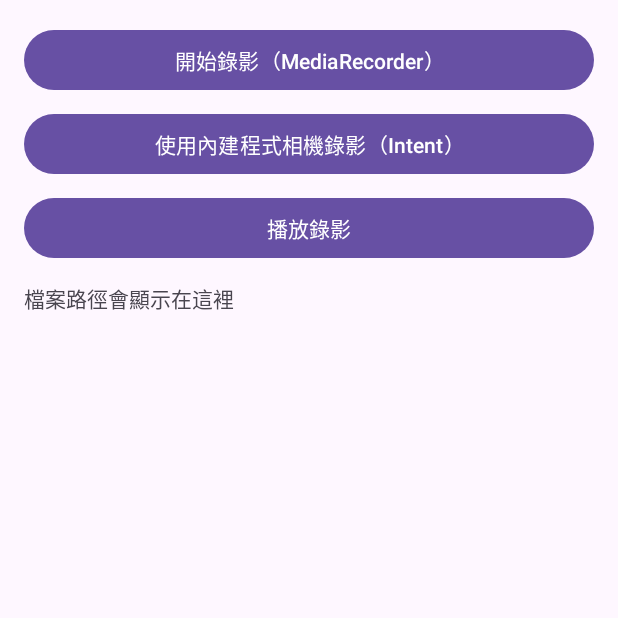
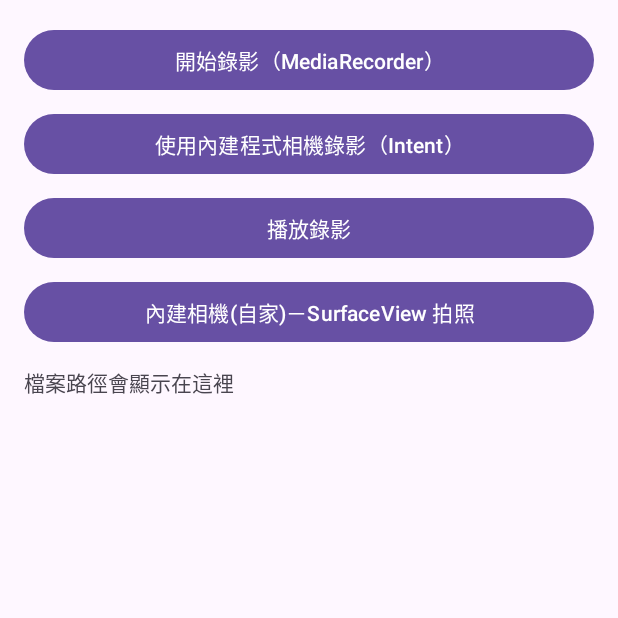
Before and after one commit to Chien-yunchen/Embedded_Group08, an Android app: the screen it shows after launch (MainActivity), on a phone screen of 412 x 824 dp, the top half of it. Run offline under Robolectric (Android 15) with nearby library versions, the phone set to English and light mode, and no system bars.

Commit message:
Lab05: 新增自家拍照功能(CameraView + activity_cameraview.xml)，整合 MainActivity/Manifest，調整 Gradle 設定

```diff
--- a/Lab05_Group08/app/src/main/java/com/example/lab05_group08/MainActivity.java
+++ b/Lab05_Group08/app/src/main/java/com/example/lab05_group08/MainActivity.java
@@ -1,10 +1,10 @@
 package com.example.lab05_group08;
 
 import android.Manifest;
-import android.content.ClipData;                         // ★★ 新增
+import android.content.ClipData;
 import android.content.Intent;
-import android.content.pm.PackageManager;              // ★★ 新增
-import android.content.pm.ResolveInfo;                 // ★★ 新增
+import android.content.pm.PackageManager;
+import android.content.pm.ResolveInfo;
 import android.net.Uri;
 import android.os.Bundle;
 import android.os.Environment;
@@ -15,22 +15,23 @@ import android.widget.Toast;
 
 import androidx.activity.result.ActivityResultLauncher;
 import androidx.activity.result.contract.ActivityResultContracts;
-import androidx.annotation.Nullable;
 import androidx.appcompat.app.AppCompatActivity;
-import androidx.core.content.FileProvider;              // ★★ 新增
+import androidx.core.content.FileProvider;
 
 import java.io.File;
-import java.util.List;                                 // ★★ 新增
+import java.util.List;
 
 public class MainActivity extends AppCompatActivity {
 
     public static final String EXTRA_LAST_PATH = "last_path";
+
     private TextView txtPath;
 
-    private File systemCamOutput;       // 給系統相機 Intent 用（實體檔案）
-    private Uri systemCamOutputUri;     // ★★ 新增：對應的 content:// URI
+    // 系統相機錄影的輸出位置
+    private File systemCamOutput;
+    private Uri systemCamOutputUri;
 
-    // 啟動內建錄影頁（VideoRecorder），並接收錄影結果
+    // 啟動「自家錄影頁」並接收輸出路徑
     private final ActivityResultLauncher<Intent> builtInRecorderLauncher =
             registerForActivityResult(new ActivityResultContracts.StartActivityForResult(), r -> {
                 if (r.getResultCode() == RESULT_OK && r.getData() != null) {
@@ -41,7 +42,7 @@ public class MainActivity extends AppCompatActivity {
                 }
             });
 
-    // 權限請求完成後，開啟錄影頁
+    // 要錄影需要 CAMERA + RECORD_AUDIO
     private final ActivityResultLauncher<String[]> permissionLauncher =
             registerForActivityResult(new ActivityResultContracts.RequestMultiplePermissions(), result -> {
                 boolean cam = Boolean.TRUE.equals(result.get(Manifest.permission.CAMERA));
@@ -53,17 +54,15 @@ public class MainActivity extends AppCompatActivity {
                 }
             });
 
-    // 啟動系統相機錄影（指定 EXTRA_OUTPUT）
+    // 系統相機錄影（帶 EXTRA_OUTPUT）
     private final ActivityResultLauncher<Intent> systemCamLauncher =
             registerForActivityResult(new ActivityResultContracts.StartActivityForResult(), r -> {
                 if (r.getResultCode() == RESULT_OK) {
-                    // 指定了 EXTRA_OUTPUT，通常 data 為 null；直接用我們自己保存的 URI
                     if (systemCamOutputUri != null) {
                         txtPath.setText(systemCamOutputUri.toString());
                     } else if (r.getData() != null && r.getData().getData() != null) {
                         txtPath.setText(r.getData().getData().toString());
                     } else if (systemCamOutput != null) {
-                        // 最後保底（理論上不會走到）：檔案路徑字串
                         txtPath.setText(systemCamOutput.getAbsolutePath());
                     }
                 } else {
@@ -72,62 +71,70 @@ public class MainActivity extends AppCompatActivity {
             });
 
     @Override
-    protected void onCreate(@Nullable Bundle savedInstanceState) {
+    protected void onCreate(Bundle savedInstanceState) {
         super.onCreate(savedInstanceState);
         setContentView(R.layout.activity_main);
+
         txtPath = findViewById(R.id.txtPath);
 
         Button btnBuiltIn = findViewById(R.id.btnBuiltIn);
         Button btnSystem = findViewById(R.id.btnSystemCam);
         Button btnPlay = findViewById(R.id.btnPlay);
+        Button btnSurfacePhoto = findViewById(R.id.btnSurfacePhoto);
 
-        // 內建錄影（MediaRecorder）
-        btnBuiltIn.setOnClickListener(v -> {
-            permissionLauncher.launch(new String[]{
-                    Manifest.permission.CAMERA,
-                    Manifest.permission.RECORD_AUDIO
-            });
-        });
+        // 內建錄影（MediaRecorder + SurfaceView）
+        btnBuiltIn.setOnClickListener(v ->
+                permissionLauncher.launch(new String[]{
+                        Manifest.permission.CAMERA,
+                        Manifest.permission.RECORD_AUDIO
+                })
+        );
 
-        // 系統相機錄影（★ FileProvider 版本）
+        // 系統相機錄影（Intent）
         btnSystem.setOnClickListener(v -> {
             Intent intent = new Intent(MediaStore.ACTION_VIDEO_CAPTURE);
 
-            // 1) 準備輸出檔案：/Android/data/<pkg>/files/Movies/xxx.mp4
+            // 準備輸出檔案：app 專屬外部目錄（免 WRITE_EXTERNAL_STORAGE）
             File dir = getExternalFilesDir(Environment.DIRECTORY_MOVIES);
             if (dir != null && !dir.exists()) dir.mkdirs();
             systemCamOutput = new File(dir, "syscam_" + System.currentTimeMillis() + ".mp4");
 
-            // 2) 透過 FileProvider 產生 content:// URI（authority 要與 Manifest 一致）
+            // 產生 content:// URI（要和 Manifest 的 authorities 一致：${applicationId}.fileprovider）
             systemCamOutputUri = FileProvider.getUriForFile(
                     this,
-                    getPackageName() + ".fileprovider", // 若 Manifest 用 ${applicationId}.fileprovider，這裡就用 getPackageName()+".fileprovider"
+                    getPackageName() + ".fileprovider",
                     systemCamOutput
             );
 
-            // 3) 指定輸出位置 + 授權
+            // 指定輸出與授權
             intent.putExtra(MediaStore.EXTRA_OUTPUT, systemCamOutputUri);
-            intent.setClipData(ClipData.newRawUri(null, systemCamOutputUri)); // 部分機型會依此授權
+            intent.setClipData(ClipData.newRawUri(null, systemCamOutputUri));
             intent.addFlags(Intent.FLAG_GRANT_WRITE_URI_PERMISSION | Intent.FLAG_GRANT_READ_URI_PERMISSION);
 
-            // 4) 更保險：逐一授權給所有可處理此 Intent 的相機活動
-            List<ResolveInfo> resInfoList = getPackageManager().queryIntentActivities(intent, PackageManager.MATCH_DEFAULT_ONLY);
-            for (ResolveInfo resolveInfo : resInfoList) {
-                grantUriPermission(resolveInfo.activityInfo.packageName, systemCamOutputUri,
+            // 逐一授權給可能接手的相機 App
+            List<ResolveInfo> resInfoList =
+                    getPackageManager().queryIntentActivities(intent, PackageManager.MATCH_DEFAULT_ONLY);
+            for (ResolveInfo ri : resInfoList) {
+                grantUriPermission(ri.activityInfo.packageName, systemCamOutputUri,
                         Intent.FLAG_GRANT_WRITE_URI_PERMISSION | Intent.FLAG_GRANT_READ_URI_PERMISSION);
             }
 
-            // 可選：畫質 0=低 1=高（實際仍看裝置）
+            // 可選：錄影畫質（0=低，1=高；實際看裝置）
             intent.putExtra(MediaStore.EXTRA_VIDEO_QUALITY, 0);
 
             systemCamLauncher.launch(intent);
         });
 
-        // 播放影片
+        // 播放影片（VideoPlayer 使用 VideoView）
         btnPlay.setOnClickListener(v -> {
             Intent it = new Intent(this, VideoPlayer.class);
             it.putExtra(EXTRA_LAST_PATH, txtPath.getText().toString());
             startActivity(it);
         });
+
+        // 進入 SurfaceView 拍照頁（CameraView）
+        btnSurfacePhoto.setOnClickListener(v ->
+                startActivity(new Intent(this, CameraView.class))
+        );
     }
 }
--- a/Lab05_Group08/app/src/main/res/layout/activity_main.xml
+++ b/Lab05_Group08/app/src/main/res/layout/activity_main.xml
@@ -1,15 +1,11 @@
 <?xml version="1.0" encoding="utf-8"?>
-<androidx.constraintlayout.widget.ConstraintLayout xmlns:android="http://schemas.android.com/apk/res/android"
-    xmlns:app="http://schemas.android.com/apk/res-auto"
+<LinearLayout xmlns:android="http://schemas.android.com/apk/res/android"
     xmlns:tools="http://schemas.android.com/tools"
-    android:id="@+id/main"
+    android:orientation="vertical"
+    android:padding="16dp"
     android:layout_width="match_parent"
     android:layout_height="match_parent"
     tools:context=".MainActivity">
-
-    <LinearLayout xmlns:android="http://schemas.android.com/apk/res/android"
-        android:orientation="vertical" android:padding="16dp"
-        android:layout_width="match_parent" android:layout_height="match_parent">
 
     <Button
         android:id="@+id/btnBuiltIn"
@@ -31,6 +27,13 @@
         android:text="播放錄影"
         android:layout_marginTop="8dp"/>
 
+    <Button
+        android:id="@+id/btnSurfacePhoto"
+        android:layout_width="match_parent"
+        android:layout_height="wrap_content"
+        android:text="內建相機(自家)－SurfaceView 拍照"
+        android:layout_marginTop="8dp"/>
+
     <TextView
         android:id="@+id/txtPath"
         android:layout_width="match_parent"
@@ -38,5 +41,3 @@
         android:text="檔案路徑會顯示在這裡"
         android:layout_marginTop="12dp"/>
 </LinearLayout>
-
-</androidx.constraintlayout.widget.ConstraintLayout>
--- a/Lab05_Group08/build.gradle.kts
+++ b/Lab05_Group08/build.gradle.kts
@@ -1,4 +1,6 @@
 // Top-level build file where you can add configuration options common to all sub-projects/modules.
 plugins {
     alias(libs.plugins.android.application) apply false
+    alias(libs.plugins.android.library) apply false
+    alias(libs.plugins.kotlin.android) apply false
 }
--- a/Lab05_Group08/gradle/libs.versions.toml
+++ b/Lab05_Group08/gradle/libs.versions.toml
@@ -1,5 +1,6 @@
 [versions]
-agp = "8.13.0"
+agp = "8.9.1"
+kotlin = "1.9.24"
 junit = "4.13.2"
 junitVersion = "1.3.0"
 espressoCore = "3.7.0"
@@ -21,3 +22,5 @@ engage-core = { group = "com.google.android.engage", name = "engage-core", versi
 
 [plugins]
 android-application = { id = "com.android.application", version.ref = "agp" }
+android-library     = { id = "com.android.library",     version.ref = "agp" }
+kotlin-android      = { id = "org.jetbrains.kotlin.android", version.ref = "kotlin" }
```
Also changed, not shown: Lab05_Group08/app/src/main/AndroidManifest.xml (+16 -8 lines), Lab05_Group08/app/src/main/java/com/example/lab05_group08/CameraView.java (added, +198 -0 lines), Lab05_Group08/app/src/main/java/com/example/lab05_group08/VideoRecorder.java (+19 -5 lines), Lab05_Group08/app/src/main/res/layout/activity_cameraview.xml (added, +27 -0 lines), Lab05_Group08/gradle/wrapper/gradle-wrapper.properties. Lines whose indentation alone changed are shown as unchanged.
